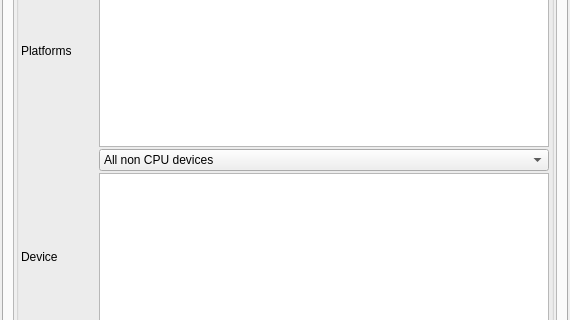
Qt form mandelbulber2/qt/preferences_dialog.ui (buddhi1980/mandelbulber2) before a commit; both pictures show x 0 to 570 and y 123 to 443 of the 570 by 704 pixel window.
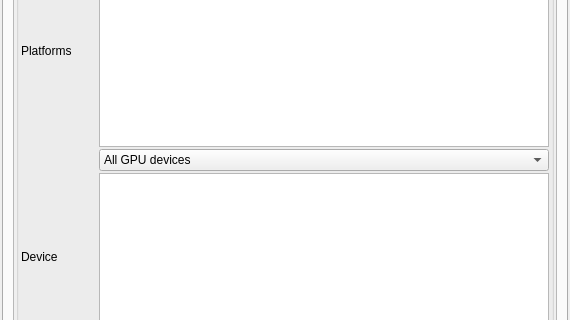
The same form after that commit. Icons and pictures are not drawn. Custom widgets are drawn as their Qt base class.

Commit message: Added reaction for changing gpu_device_type

```diff
--- a/mandelbulber2/qt/preferences_dialog.ui
+++ b/mandelbulber2/qt/preferences_dialog.ui
@@ -1051,7 +1051,12 @@
                    <widget class="QComboBox" name="comboBox_gpu_device_type">
                     <item>
                      <property name="text">
-                      <string>All non CPU devices</string>
+                      <string>All GPU devices</string>
+                     </property>
+                    </item>
+                    <item>
+                     <property name="text">
+                      <string>Default device</string>
                      </property>
                     </item>
                     <item>
```
Left out of the diff: 7 changed lines with no effect on the pictures. The commit also changes 4 other files.
